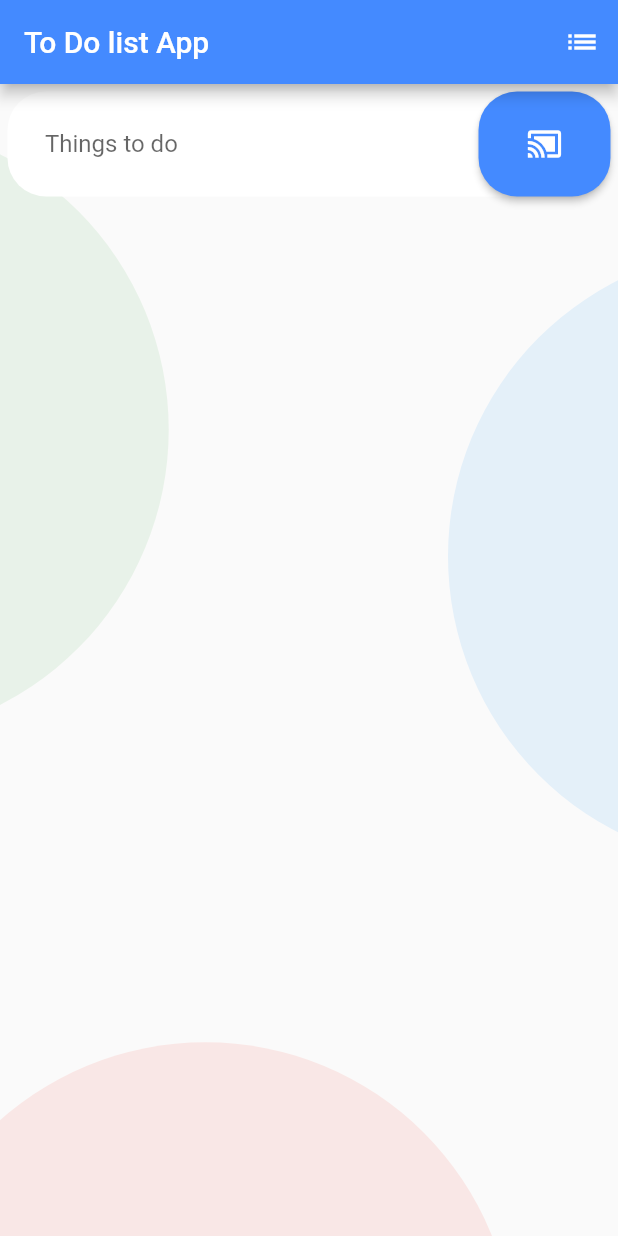
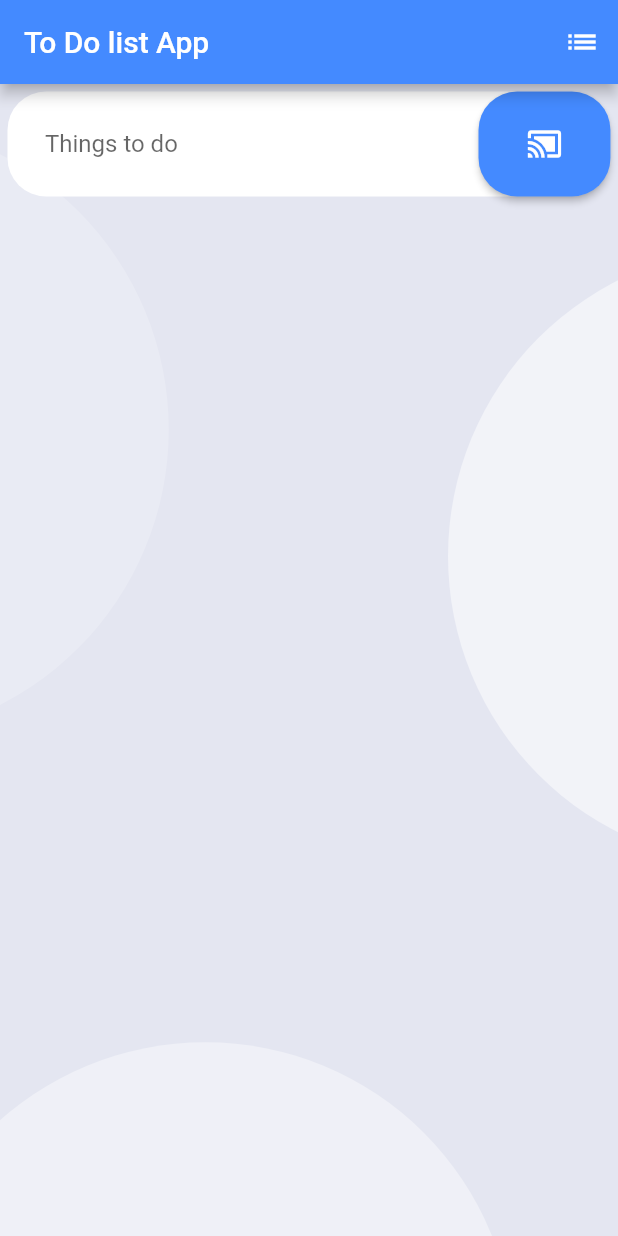
Before and after one commit to tmizushima/flutter_todo_list, a Flutter app: the screen it shows after launch, on a phone screen of 412 x 824 dp. Run offline on Flutter 3.47's test engine with Material 2 defaults, Android fonts, the phone set to English and light mode, and no system bars.

```diff
--- a/lib/app_background.dart
+++ b/lib/app_background.dart
@@ -1,6 +1,4 @@
 import 'package:flutter/material.dart';
-
-import 'colors.dart';
 
 class AppBackgroundPage extends StatelessWidget {
   @override
@@ -11,14 +9,17 @@ class AppBackgroundPage extends StatelessWidget {
 
       return Stack(
         children: <Widget>[
+          Container(
+            color: Color(0xFFE4E6F1),
+          ),
           Positioned(
             right: (height / 9 - height / 2),
             top: -height * 0.09,
             child: Container(
               height: height,
               width: width,
-              decoration:
-                  BoxDecoration(shape: BoxShape.circle, color: firstCircle),
+              decoration: BoxDecoration(
+                  shape: BoxShape.circle, color: Colors.white.withOpacity(0.5)),
             ),
           ),
           Positioned(
@@ -27,8 +28,8 @@ class AppBackgroundPage extends StatelessWidget {
             child: Container(
               height: height,
               width: width,
-              decoration:
-                  BoxDecoration(shape: BoxShape.circle, color: secondCircle),
+              decoration: BoxDecoration(
+                  shape: BoxShape.circle, color: Colors.white.withOpacity(0.4)),
             ),
           ),
           Positioned(
@@ -37,8 +38,8 @@ class AppBackgroundPage extends StatelessWidget {
             child: Container(
               height: height,
               width: width,
-              decoration:
-                  BoxDecoration(shape: BoxShape.circle, color: thirdCircle),
+              decoration: BoxDecoration(
+                  shape: BoxShape.circle, color: Colors.white.withOpacity(0.2)),
             ),
           ),
         ],
--- a/lib/completed_task_page.dart
+++ b/lib/completed_task_page.dart
@@ -24,6 +24,10 @@ class CompletedTasks extends StatelessWidget {
                   ),
                 ],
               );
+            } else {
+              return Center(
+                child: Text("No completed tasks yet"),
+              );
             }
           }),
     );
```
